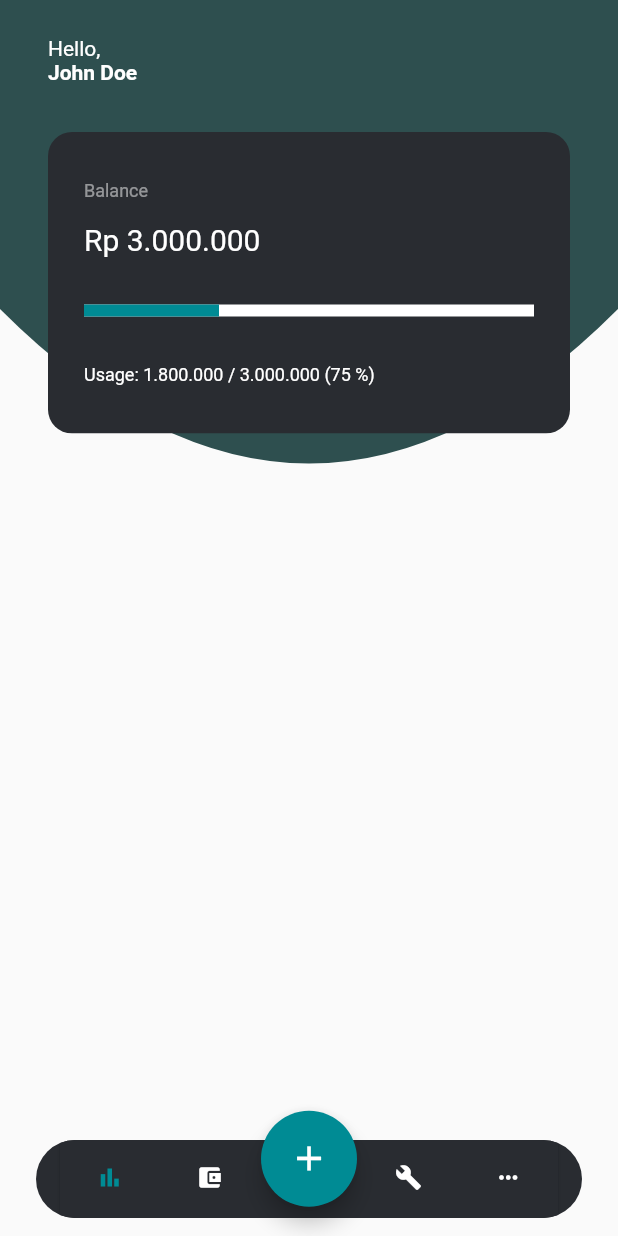
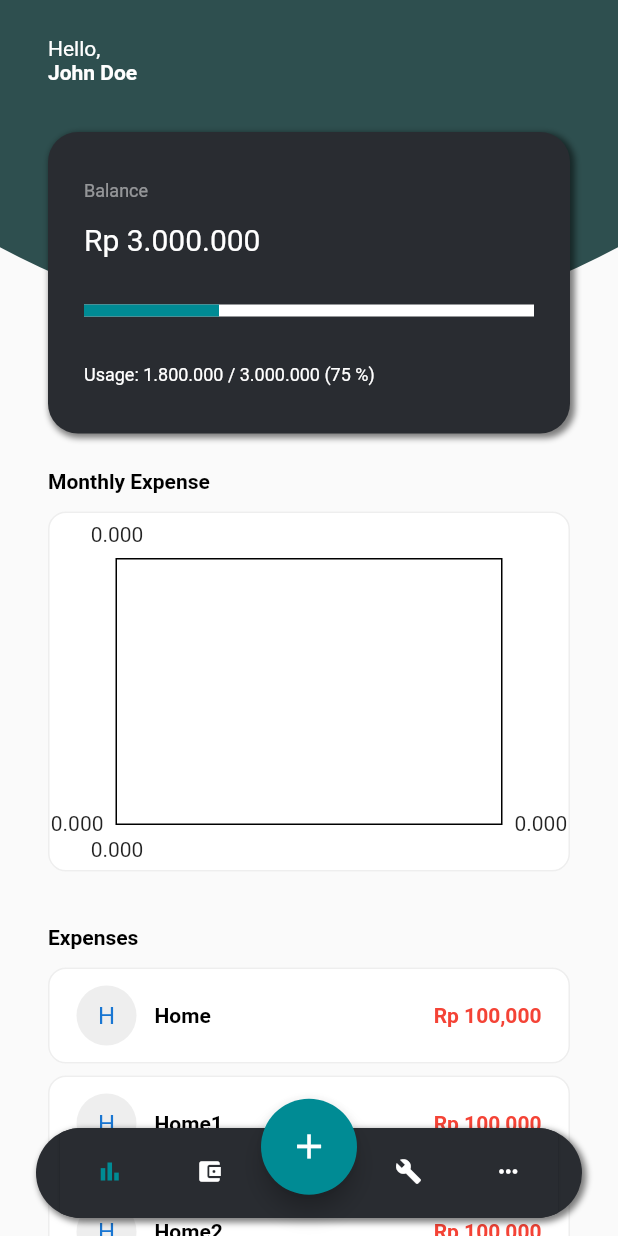
Before and after one commit to boysugi20/expense-tracker-app, a Flutter app: the screen it shows after launch, on a phone screen of 412 x 824 dp. Run offline on Flutter 3.47's test engine with Material 2 defaults, Android fonts, the phone set to English and light mode, and no system bars; drawn by our look-alikes of fl_chart; our stand-ins replace circle_nav_bar.

Commit message:
:zap: dashboard UI

```diff
--- a/lib/navbar.dart
+++ b/lib/navbar.dart
@@ -35,11 +35,18 @@ class _MyBottomNavigationBarState extends State<MyBottomNavigationBar> {
   @override
   Widget build(BuildContext context) {
     return Scaffold(
+        body: SingleChildScrollView(
+          child: Column(
+            children: [
+              _children[_currentIndex],
+            ],
+          ),
+        ),
         extendBody: true,
         floatingActionButtonLocation: FloatingActionButtonLocation.centerDocked,
         floatingActionButton: Padding(
           padding: const EdgeInsets.only(top: 25),
-          child: Container(
+          child: SizedBox(
             height: 64,
             width: 64,
             child: FittedBox(
@@ -51,15 +58,26 @@ class _MyBottomNavigationBarState extends State<MyBottomNavigationBar> {
             ),
           ),
         ),
-        body: _children[_currentIndex],
         bottomNavigationBar: Container(
           padding: const EdgeInsets.only(left: 24, right: 24, bottom: 12),
-          height: 64,
+          height: 72,
+          child: Container(
+            decoration: BoxDecoration(
+            color: AppColors.darkest,
+            borderRadius: const BorderRadius.all(Radius.circular(64)),
+            boxShadow: [
+              BoxShadow(
+                color: Colors.black.withOpacity(0.5),
+                spreadRadius: 1,
+                blurRadius: 3,
+                offset: const Offset(2, 2), // changes position of shadow
+              ),
+            ]
+            ),
             child: ClipRRect(
-            borderRadius: BorderRadius.circular(200),
+              borderRadius: BorderRadius.circular(64),
               child: Container(
                 padding: const EdgeInsets.only(left: 16, right: 16),
-              color: AppColors.darkest,
                 child: Theme(
                   data: ThemeData(
                     splashColor: Colors.transparent,
@@ -103,6 +121,7 @@ class _MyBottomNavigationBarState extends State<MyBottomNavigationBar> {
               ),
             ),
           ),
+        ),
     );
   }
 }
--- a/lib/screens/configuration.dart
+++ b/lib/screens/configuration.dart
@@ -5,10 +5,8 @@ class ConfigurationPage extends StatelessWidget {
 
   @override
   Widget build(BuildContext context) {
-    return Scaffold(
-      body: const Center(
-        child: Text('This is the configuration Page'),
-      ),
+    return const Center(
+      child: Text('This is the configuration Page'),
     );
   }
 }
--- a/lib/screens/dashboard.dart
+++ b/lib/screens/dashboard.dart
@@ -1,4 +1,7 @@
+import 'package:intl/intl.dart';
+
 import 'package:expense_tracker/styles/color.dart';
+import 'package:fl_chart/fl_chart.dart';
 import 'package:flutter/material.dart';
 
 class DashboardPage extends StatelessWidget {
@@ -10,11 +13,9 @@ class DashboardPage extends StatelessWidget {
       children: [
         CustomPaint(
           painter: _WaveCustomPaint(backgroundColor: AppColors.dark),
-          size: Size.infinite,
+          size: MediaQuery.of(context).size,
         ),
         Container(
-          height: MediaQuery.of(context).size.height,
-          width: MediaQuery.of(context).size.width,
           padding: EdgeInsets.only(left: 32, right: 32, top: MediaQuery.of(context).viewPadding.top + 24),
           child: Column(
 
@@ -33,13 +34,138 @@ class DashboardPage extends StatelessWidget {
                 ),
               ),
 
-              Container(height: 32,),
+              const BalanceCard(),
 
-              ClipRRect(
-                borderRadius: BorderRadius.circular(16),
-                child: Container(
+              const SectionTitle(text: 'Monthly Expense'),
+
+              Container(
+                margin: const EdgeInsets.only(bottom: 12),
+                decoration: BoxDecoration(
+                  border: Border.all(color: AppColors.cardBorder),
+                  borderRadius: const BorderRadius.all(Radius.circular(12)),
+                  color: AppColors.white
+                ),
+                height: 240,
+                child: LineChart(
+                    LineChartData(
+                      // control how the chart looks
+                    ),
+                    swapAnimationDuration: const Duration(milliseconds: 150), // Optional
+                    swapAnimationCurve: Curves.linear, // Optional
+                  ),
+              ),
+
+              const SectionTitle(text: 'Expenses'),
+
+
+              const Expenses(text: 'Home', ammount: 100000,),
+              const Expenses(text: 'Home1', ammount: 100000,),
+              const Expenses(text: 'Home2', ammount: 100000,),
+              const Expenses(text: 'Home2', ammount: 100000,),
+              const Expenses(text: 'Home2', ammount: 100000,),
+              const Expenses(text: 'Home2', ammount: 100000,),
+
+            ],
+          ),
+        ),
+      ]
+    );
+  }
+}
+
+class Expenses extends StatelessWidget {
+
+  final String text;
+  final int ammount;
+
+  const Expenses({required this.text, required this.ammount, Key? key}) : super(key: key);
+
+  @override
+  Widget build(BuildContext context) {
+    return Container(
+      height: 64,
+      margin: const EdgeInsets.only(bottom: 8),
+      padding: const EdgeInsets.only(left: 18, right: 18),
+      decoration: BoxDecoration(
+        border: Border.all(color: AppColors.cardBorder),
+        borderRadius: const BorderRadius.all(Radius.circular(12)),
+        color: AppColors.white
+      ),
+      child: Row(
+        mainAxisAlignment: MainAxisAlignment.spaceBetween,
+        children: [
+          Row(
+            children: [
+              Container(
+                margin: const EdgeInsets.only(right: 12),
+                child: CircleAvatar(
+                  backgroundColor: Colors.grey.shade200,
+                  child: const Text('H'),
+                ),
+              ),
+              RichText(
+                text: TextSpan(
+                  text: text,
+                  style: const TextStyle(color: Colors.black, fontWeight: FontWeight.bold)
+                ),
+              ),
+            ],
+          ),
+          RichText(
+            text:  TextSpan(
+              text: 'Rp ${NumberFormat('###,###,###,000').format(ammount)}',
+              style: const TextStyle(color: Colors.red, fontWeight: FontWeight.bold)
+            ),
+          ),
+        ],
+      ),
+
+    );
+  }
+}
+
+class SectionTitle extends StatelessWidget {
+
+  final String text;
+
+  const SectionTitle({required this.text, Key? key}) : super(key: key);
+
+  @override
+  Widget build(BuildContext context) {
+    return Container(
+      margin: const EdgeInsets.only(bottom: 12, top: 24),
+      child: RichText(
+        text: TextSpan(
+          text: text,
+          style: const TextStyle(color: Colors.black, fontWeight: FontWeight.bold)
+        ),
+      ),
+    );
+  }
+}
+
+class BalanceCard extends StatelessWidget {
+  const BalanceCard({
+    super.key,
+  });
+
+  @override
+  Widget build(BuildContext context) {
+    return Container(
+      margin: const EdgeInsets.only(top: 32),
+      decoration: BoxDecoration(
+        color: AppColors.darkest,
+        borderRadius: const BorderRadius.all(Radius.circular(20)),
+        boxShadow: [
+          BoxShadow(
+            color: Colors.black.withOpacity(0.5),
+            spreadRadius: 1,
+            blurRadius: 3,
+            offset: const Offset(2, 2), // changes position of shadow
+          ),
+        ]
+      ),
       padding: const EdgeInsets.only(left: 24, right: 24, top: 32, bottom: 32),
-                  color: AppColors.darkest,
       child: Column(
         mainAxisAlignment: MainAxisAlignment.spaceBetween,
         crossAxisAlignment: CrossAxisAlignment.start,
@@ -67,12 +193,6 @@ class DashboardPage extends StatelessWidget {
           RichText(text: const TextSpan(text: 'Usage: 1.800.000 / 3.000.000 (75 %)', style: TextStyle(color: Colors.white, fontSize: 12))),
         ],
       ),
-                ),
-              )
-            ],
-          ),
-        ),
-      ]
     );
   }
 }
@@ -88,8 +208,8 @@ class _WaveCustomPaint extends CustomPainter {
     Path path = Path();
     Paint paint = Paint();
 
-    var height = size.height/4;
-    var lowestBottom = size.height/2;
+    var height = size.height/5;
+    var lowestBottom = size.height/3;
 
     path = Path();
     path.lineTo(0, height); //start
--- a/lib/screens/more_setting.dart
+++ b/lib/screens/more_setting.dart
@@ -5,10 +5,8 @@ class MoreSettingPage extends StatelessWidget {
 
   @override
   Widget build(BuildContext context) {
-    return Scaffold(
-      body: const Center(
-        child: Text('This is the more settings Page'),
-      ),
+    return const Center(
+      child: Text('This is the more setting Page'),
     );
   }
 }
--- a/lib/screens/transaction.dart
+++ b/lib/screens/transaction.dart
@@ -5,10 +5,8 @@ class TransactionPage extends StatelessWidget {
 
   @override
   Widget build(BuildContext context) {
-    return Scaffold(
-      body: const Center(
-        child: Text('This is the transaction Page'),
-      ),
+    return const Center(
+      child: Text('This is the transaction Page'),
     );
   }
 }
--- a/lib/styles/color.dart
+++ b/lib/styles/color.dart
@@ -5,7 +5,7 @@ class AppColors {
   static Color dark = const Color.fromRGBO(46, 79, 79, 1);
   static Color darkest = const Color.fromRGBO(41, 44, 49, 1);
   static Color accent = const Color.fromRGBO(0, 139, 148, 1);
-  static Color background = const Color.fromRGBO(246, 246, 246, 1);
-  static Color white = Color.fromARGB(255, 255, 255, 255);
-  static Color black = Color.fromARGB(255, 0, 0, 0);
+  static Color cardBorder = const Color.fromRGBO(220, 220, 220, 0.5);
+  static Color white = const Color.fromARGB(255, 255, 255, 255);
+  static Color black = const Color.fromARGB(255, 0, 0, 0);
 }
--- a/pubspec.yaml
+++ b/pubspec.yaml
@@ -36,6 +36,8 @@ dependencies:
   # Use with the CupertinoIcons class for iOS style icons.
   cupertino_icons: ^1.0.2
   circle_nav_bar: ^2.0.1+1
+  fl_chart: ^0.62.0
+  intl: ^0.18.1
 
 dev_dependencies:
   flutter_test:
```
Also changed, not shown: pubspec.lock. Lines whose indentation alone changed are shown as unchanged.
